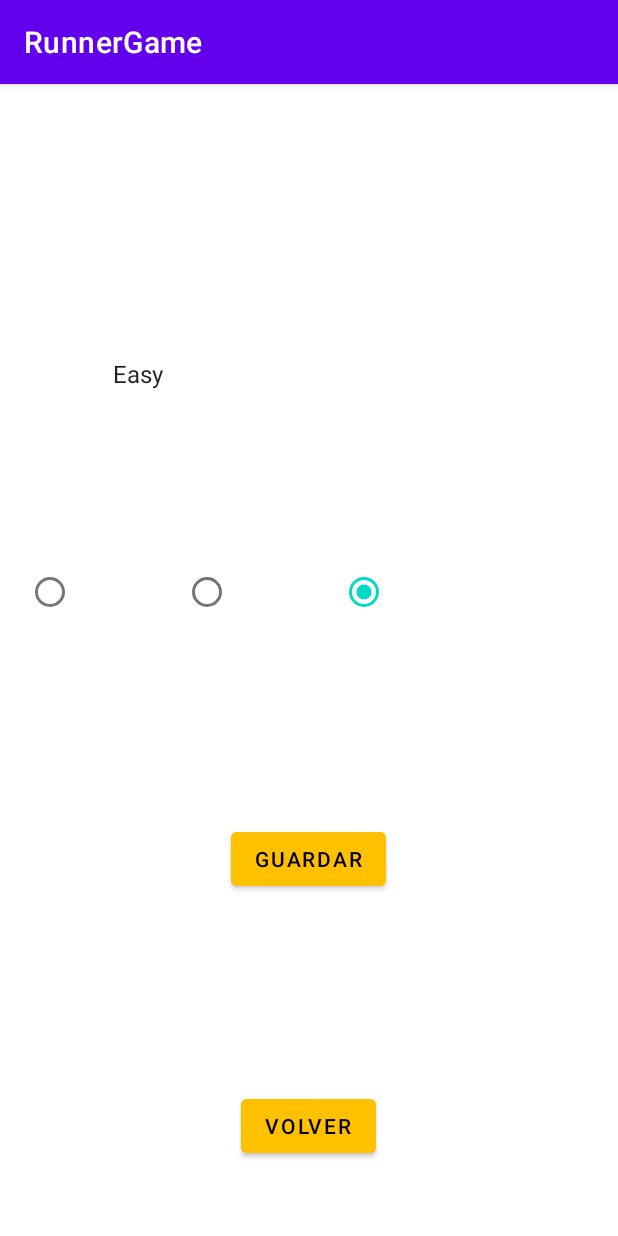
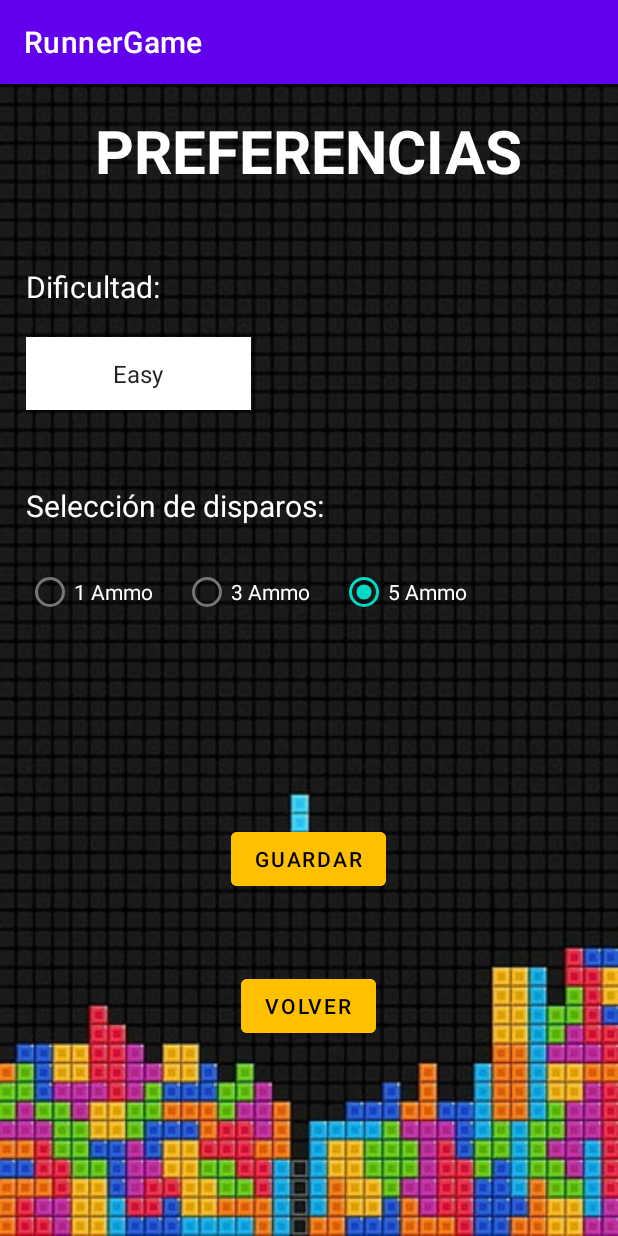
Before and after one commit to Charliiemlm/Runner-Game-, an Android app: the Preferencias screen opened directly, with no data from a screen before it, on a phone screen of 412 x 824 dp. Run offline under Robolectric (Android 15) with nearby library versions, the phone set to English and light mode, and no system bars.

Commit message:
Esto es por Alvaro

```diff
--- a/app/src/main/AndroidManifest.xml
+++ b/app/src/main/AndroidManifest.xml
@@ -16,7 +16,9 @@
         tools:targetApi="31">
         <activity
             android:name=".Preferencias"
-            android:exported="false" />
+            android:exported="false"
+            android:screenOrientation="portrait"
+            />
         <activity
             android:name=".GameOver"
             android:exported="true"
--- a/app/src/main/res/layout/activity_preferencias.xml
+++ b/app/src/main/res/layout/activity_preferencias.xml
@@ -1,10 +1,12 @@
 
 <LinearLayout xmlns:android="http://schemas.android.com/apk/res/android"
 
-    android:orientation="horizontal"
+    android:orientation="vertical"
     android:layout_width="match_parent"
     android:layout_height="match_parent"
-    android:padding="17dp">
+    android:padding="17dp"
+    android:background="@drawable/screen"
+    >
 
 <LinearLayout
     android:layout_width="match_parent"
@@ -99,7 +101,7 @@
         android:layout_width="wrap_content"
         android:layout_height="wrap_content"
         android:layout_gravity="center_horizontal"
-        android:layout_marginTop="130dp"
+        android:layout_marginTop="50dp"
         android:text="Volver"
         android:textColor="@color/black"
         android:backgroundTint="#FFC000"/>
```
